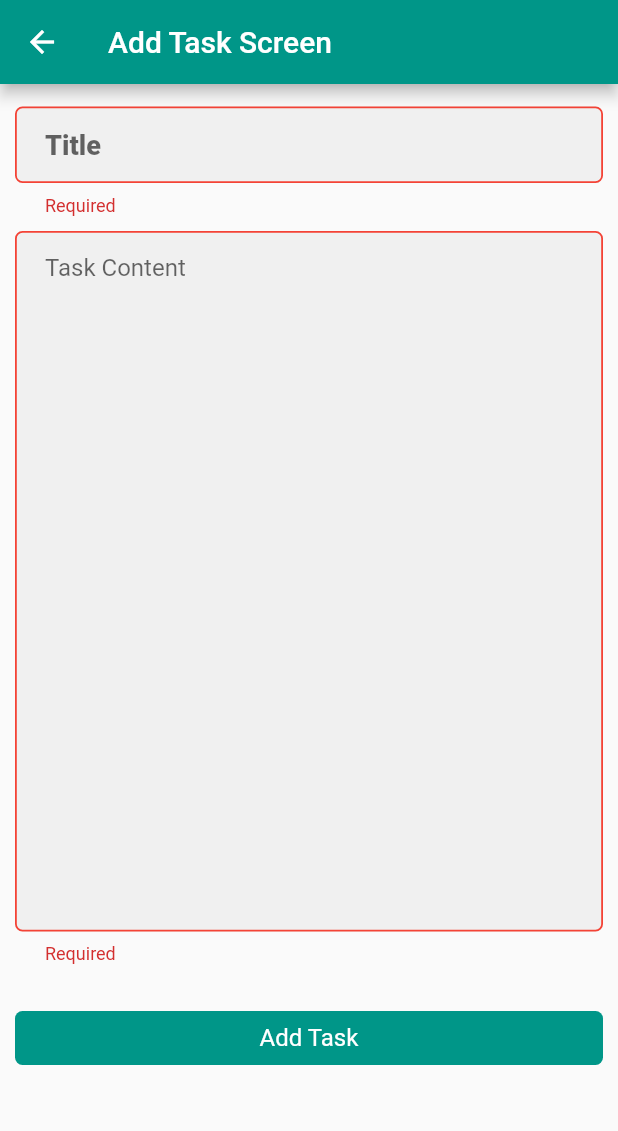
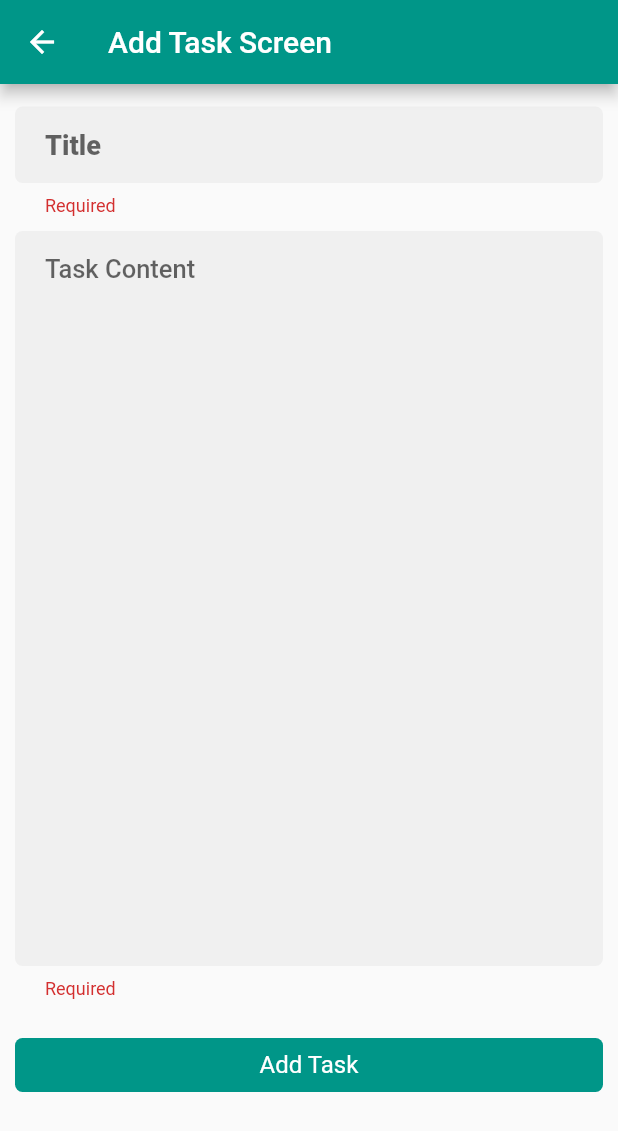
Before and after one commit to Ahmed-Ezzeldin/Firestore-Todo, a Flutter app: the AddTaskScreen screen opened directly, after a tap on "Add Task", on a phone screen of 412 x 824 dp. Shown: the top 1131 px of the screen. Run offline on Flutter 3.47's test engine with Material 2 defaults, Android fonts, the phone set to English and light mode, and no system bars; our stand-ins replace cloud_firestore, firebase_auth, firebase_core, get_it, shared_preferences; accounts and stored records are empty.

Commit message:
update and delete task

```diff
--- a/lib/view/screens/add_task_screen.dart
+++ b/lib/view/screens/add_task_screen.dart
@@ -1,6 +1,7 @@
 // ignore_for_file: use_build_context_synchronously
 
 import 'package:cloud_firestore/cloud_firestore.dart';
+import 'package:firebase_mvvm/model/models/task_model.dart';
 import 'package:firebase_mvvm/model/services/app_helper.dart';
 import 'package:firebase_mvvm/model/services/base/base_model.dart';
 import 'package:firebase_mvvm/model/services/base/base_widget.dart';
@@ -11,16 +12,23 @@
 import 'package:flutter/material.dart';
 
 class AddTaskScreen extends StatelessWidget {
-  const AddTaskScreen({Key? key}) : super(key: key);
+  const AddTaskScreen({
+    this.task,
+    Key? key,
+  }) : super(key: key);
+
+  final TaskModel? task;
 
   @override
   Widget build(BuildContext context) {
     final Size mediaSize = MediaQuery.of(context).size;
     return BaseWidget<AddTaskScreenModel>(
-      model: AddTaskScreenModel(context: context),
+      model: AddTaskScreenModel(context: context, task: task),
       builder: (_, model, child) {
         return Scaffold(
-          appBar: AppBar(title: const Text("Add Task Screen")),
+          appBar: AppBar(
+            title: task == null ? const Text("Add Task Screen") : const Text("Add Task Screen"),
+          ),
           body: SingleChildScrollView(
             child: Container(
               width: double.infinity,
@@ -29,34 +37,55 @@
                 key: model.formKey,
                 autovalidateMode: model.autovalidateMode,
                 child: Column(
-                  mainAxisAlignment: MainAxisAlignment.start,
+                  crossAxisAlignment: CrossAxisAlignment.start,
                   children: [
                     MainTextField(
                       controller: model.titleController,
                       validator: Validator.required,
                       borderRadius: 5,
+                      borderWidth: 0.0001,
+                      isFilled: true,
                       hint: "Title",
-                      isFilled: true,
-                      textStyle: const TextStyle(fontSize: 18, fontWeight: FontWeight.w800),
+                      textStyle: const TextStyle(color: Colors.black, fontSize: 18, fontWeight: FontWeight.w800),
                     ),
                     MainTextField(
                       controller: model.contentController,
                       validator: Validator.required,
                       borderRadius: 5,
+                      borderWidth: 0.0001,
+                      isFilled: true,
                       hint: "Task Content",
-                      isFilled: true,
+                      textInputAction: TextInputAction.newline,
+                      borderType: BorderType.outline,
                       keyboardType: TextInputType.multiline,
-                      textStyle: const TextStyle(fontSize: 16, fontWeight: FontWeight.w400),
+                      textStyle: const TextStyle(color: Colors.black54, fontSize: 17, fontWeight: FontWeight.w500),
                       maxLines: mediaSize.height ~/ 35,
                     ),
-                    const SizedBox(height: 20),
+                    const SizedBox(height: 5),
+                    if (task != null)
+                      Wrap(
+                        children: [
+                          const Text("Create at: ", style: TextStyle(fontSize: 12)),
+                          Text("${task?.createAt}", style: TextStyle(fontSize: 12, color: Colors.grey.shade700)),
+                        ],
+                      ),
+                    if (task != null)
+                      Wrap(
+                        children: [
+                          const Text("Update at: ", style: TextStyle(fontSize: 12)),
+                          Text("${task?.lastupdate}", style: TextStyle(fontSize: 12, color: Colors.grey.shade700)),
+                        ],
+                      ),
+                    const SizedBox(height: 10),
                     model.busy
                         ? const MainProgress()
                         : MainButton(
                             width: double.infinity,
                             radius: 5,
-                            title: "Add Task",
-                            onPressed: model.createTask,
+                            title: task == null ? "Add Task" : "Update Task",
+                            onPressed: () {
+                              task == null ? model.createTask() : model.updateTask(task!.id!);
+                            },
                           ),
                   ],
                 ),
@@ -71,7 +100,13 @@
 
 class AddTaskScreenModel extends BaseModel {
   final BuildContext context;
-  AddTaskScreenModel({required this.context});
+  final TaskModel? task;
+  AddTaskScreenModel({required this.context, this.task}) {
+    if (task != null) {
+      titleController.text = task?.title ?? "";
+      contentController.text = task?.content ?? "";
+    }
+  }
 
   final formKey = GlobalKey<FormState>();
   var autovalidateMode = AutovalidateMode.disabled;
@@ -84,13 +119,15 @@
     if (formKey.currentState!.validate()) {
       setBusy();
       AppHelper.unfocusFun(context);
-      String id = DateTime.now().toString();
+      String currentTime = DateTime.now().toString();
       try {
         setBusy();
-        await firestore.collection(auth.user?.uid ?? "Not_User").doc(id).set({
-          "id": id,
+        await firestore.collection(auth.user?.uid ?? "Not_User").doc(currentTime).set({
+          "id": currentTime,
           "title": titleController.text,
           "content": contentController.text,
+          "createAt": currentTime.substring(0, 19),
+          "lastupdate": currentTime.substring(0, 19),
         });
         autovalidateMode = AutovalidateMode.disabled;
       } catch (error) {
@@ -103,4 +140,26 @@
     }
     setIdle();
   }
+
+  Future<void> updateTask(String id) async {
+    if (formKey.currentState!.validate()) {
+      AppHelper.unfocusFun(context);
+      String currentTime = DateTime.now().toString();
+      try {
+        setBusy();
+        await firestore.collection(auth.user?.uid ?? "Not_User").doc(id).update({
+          "title": titleController.text,
+          "content": contentController.text,
+          "lastupdate": currentTime.substring(0, 19),
+        });
+        autovalidateMode = AutovalidateMode.disabled;
+      } catch (error) {
+        AppHelper.printt(error);
+      }
+      Navigator.of(context).pop(true);
+    } else {
+      autovalidateMode = AutovalidateMode.always;
+      setState();
+    }
+  }
 }
--- a/lib/view/widgets/task_item.dart
+++ b/lib/view/widgets/task_item.dart
@@ -1,21 +1,25 @@
+import 'package:firebase_mvvm/model/services/app_helper.dart';
 import 'package:flutter/material.dart';
 
 class TaskItem extends StatelessWidget {
   const TaskItem({
     required this.title,
     required this.content,
+    required this.onTap,
     Key? key,
   }) : super(key: key);
 
   final String title;
   final String content;
+  final Function()? onTap;
 
   @override
   Widget build(BuildContext context) {
     return ListTile(
       leading: const Icon(Icons.task_alt),
       title: Text(title),
-      subtitle: Text(content),
+      subtitle: Text(content, maxLines: 1, overflow: TextOverflow.ellipsis),
+      onTap: onTap,
     );
   }
 }
```
Also changed, not shown: lib/view/screens/home_screen.dart (+54 -10 lines).
